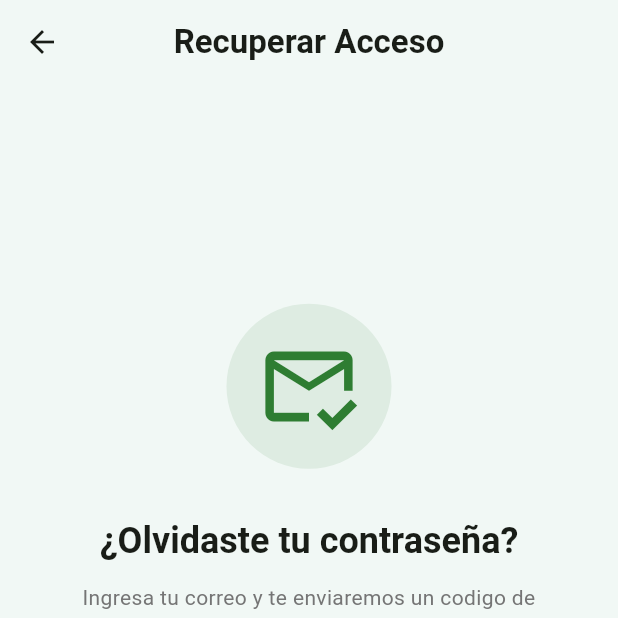
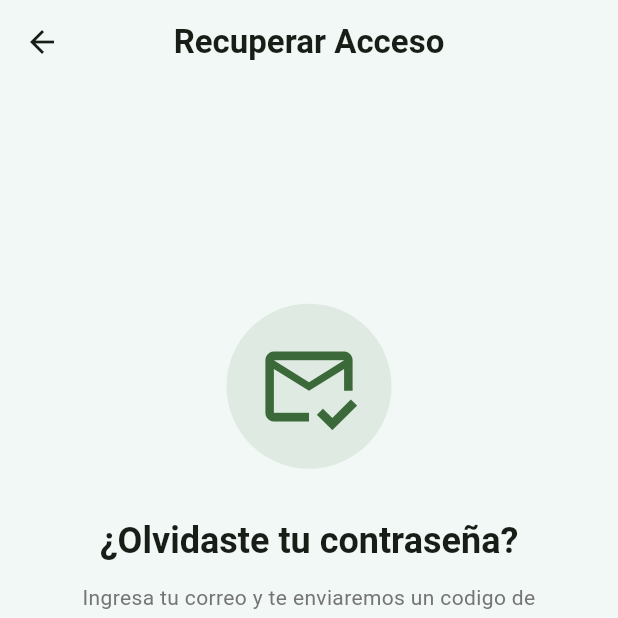
Before and after one commit to solartedaniers/Enfermedades-En-Ganado-Flutter, a Flutter app: the screen it shows after launch, after a tap on "¿Olvidaste tu contraseña?", on a phone screen of 412 x 824 dp, the top half of it. Run offline on Flutter 3.47's test engine with Material 3 defaults, Android fonts, the phone set to English and light mode, and no system bars; our stand-ins replace camera, connectivity_plus, flutter_animate, flutter_dotenv, flutter_local_notifications, flutter_riverpod and 8 more; accounts and stored records are empty.

Commit message:
Ago refactorizacion en login

```diff
--- a/lib/features/auth/screens/forgot_password_page.dart
+++ b/lib/features/auth/screens/forgot_password_page.dart
@@ -1,11 +1,11 @@
 import 'package:flutter/material.dart';
 import 'package:flutter_riverpod/flutter_riverpod.dart';
-import '../../../../core/theme/app_theme.dart';
 import '../../../../core/utils/app_strings.dart';
 import '../models/auth_otp_flow.dart';
 import '../services/auth_service.dart';
 import '../widgets/auth_page_shell.dart';
 import '../widgets/auth_text_field.dart';
+import '../widgets/auth_ui.dart';
 import '../../profile/presentation/providers/profile_provider.dart';
 import 'auth_otp_page.dart';
 
@@ -70,10 +70,8 @@ class _ForgotPasswordPageState extends ConsumerState<ForgotPasswordPage> {
   Widget build(BuildContext context) {
     ref.watch(profileProvider);
     final theme = Theme.of(context);
-    final appColors = context.appColors;
+    final appColors = context.authColors;
     final colorScheme = theme.colorScheme;
-    final isDark = theme.brightness == Brightness.dark;
-    final titleColor = isDark ? colorScheme.onSurface : colorScheme.onSurface;
 
     return AuthPageShell(
       appBar: AppBar(
@@ -81,11 +79,11 @@ class _ForgotPasswordPageState extends ConsumerState<ForgotPasswordPage> {
           AppStrings.t("recover_access"),
           style: theme.textTheme.titleLarge?.copyWith(
             fontWeight: FontWeight.bold,
-            color: titleColor,
+            color: context.authTitleColor,
           ),
         ),
         backgroundColor: Colors.transparent,
-        foregroundColor: titleColor,
+        foregroundColor: context.authTitleColor,
         elevation: 0,
         centerTitle: true,
       ),
@@ -95,13 +93,13 @@ class _ForgotPasswordPageState extends ConsumerState<ForgotPasswordPage> {
           Container(
             padding: const EdgeInsets.all(20),
             decoration: BoxDecoration(
-              color: AppTheme.primaryColor.withValues(alpha: 0.1),
+              color: context.authPrimaryTint,
               shape: BoxShape.circle,
             ),
-            child: const Icon(
+            child: Icon(
               Icons.mark_email_read_outlined,
               size: 70,
-              color: AppTheme.primaryColor,
+              color: context.authPrimaryColor,
             ),
           ),
           const SizedBox(height: 32),
@@ -110,7 +108,7 @@ class _ForgotPasswordPageState extends ConsumerState<ForgotPasswordPage> {
             textAlign: TextAlign.center,
             style: theme.textTheme.headlineSmall?.copyWith(
               fontWeight: FontWeight.bold,
-              color: titleColor,
+              color: context.authTitleColor,
             ),
           ),
           const SizedBox(height: 12),
@@ -144,10 +142,7 @@ class _ForgotPasswordPageState extends ConsumerState<ForgotPasswordPage> {
                       ),
                     )
                   : Text(AppStrings.t("send_instructions"),
-                      style: const TextStyle(
-                          fontWeight: FontWeight.bold,
-                          fontSize: 16,
-                          letterSpacing: 1.1)),
+                      style: context.authPrimaryButtonTextStyle),
             ),
           ),
           const SizedBox(height: 24),
@@ -156,7 +151,7 @@ class _ForgotPasswordPageState extends ConsumerState<ForgotPasswordPage> {
             child: Text(
               AppStrings.t("back_to_login"),
               style: TextStyle(
-                  color: isDark ? appColors.accent : appColors.heroGradientStart,
+                  color: context.authInteractiveColor,
                   fontWeight: FontWeight.bold),
             ),
           ),
--- a/lib/features/auth/screens/login_page.dart
+++ b/lib/features/auth/screens/login_page.dart
@@ -3,12 +3,12 @@ import 'package:flutter_riverpod/flutter_riverpod.dart';
 import 'package:connectivity_plus/connectivity_plus.dart';
 import 'package:supabase_flutter/supabase_flutter.dart';
 
-import '../../../../core/theme/app_theme.dart';
 import '../../../../core/utils/app_strings.dart';
 import '../../profile/presentation/providers/profile_provider.dart';
 import '../widgets/auth_preferences_button.dart';
 import '../widgets/auth_page_shell.dart';
 import '../widgets/auth_text_field.dart';
+import '../widgets/auth_ui.dart';
 import '../../auth/home/screens/home_page.dart';
 import '../services/auth_service.dart';
 import 'forgot_password_page.dart';
@@ -113,8 +113,7 @@ class _LoginPageState extends ConsumerState<LoginPage> {
     ref.watch(profileProvider);
     final theme = Theme.of(context);
     final colorScheme = theme.colorScheme;
-    final appColors = context.appColors;
-    final isDark = theme.brightness == Brightness.dark;
+    final appColors = context.authColors;
 
     return AuthPageShell(
       appBar: AppBar(
@@ -151,13 +150,13 @@ class _LoginPageState extends ConsumerState<LoginPage> {
                     color: colorScheme.surface,
                     shape: BoxShape.circle,
                     border: Border.all(
-                      color: AppTheme.primaryColor.withValues(alpha: 0.2),
+                      color: context.authPrimaryColor.withValues(alpha: 0.2),
                     ),
                   ),
-                  child: const Icon(
+                  child: Icon(
                     Icons.pets,
                     size: 60,
-                    color: AppTheme.primaryColor,
+                    color: context.authPrimaryColor,
                   ),
                 ),
               ),
@@ -195,7 +194,7 @@ class _LoginPageState extends ConsumerState<LoginPage> {
               child: Text(
                 AppStrings.t('forgot_password'),
                 style: TextStyle(
-                  color: isDark ? appColors.accent : appColors.heroGradientStart,
+                  color: context.authInteractiveColor,
                   fontWeight: FontWeight.bold,
                 ),
               ),
@@ -218,10 +217,8 @@ class _LoginPageState extends ConsumerState<LoginPage> {
                     )
                   : Text(
                       AppStrings.t('login'),
-                      style: const TextStyle(
-                        fontWeight: FontWeight.bold,
-                        fontSize: 16,
-                      ),
+                      style: context.authPrimaryButtonTextStyle
+                          .copyWith(letterSpacing: 0),
                     ),
             ),
           ),
@@ -240,7 +237,7 @@ class _LoginPageState extends ConsumerState<LoginPage> {
                 child: Text(
                   AppStrings.t('register_here'),
                   style: TextStyle(
-                    color: isDark ? appColors.accent : appColors.heroGradientStart,
+                    color: context.authInteractiveColor,
                     fontWeight: FontWeight.bold,
                   ),
                 ),
```
Also changed, not shown: lib/features/auth/screens/auth_otp_page.dart (+10 -16 lines), lib/features/auth/screens/register_page.dart (+16 -19 lines), lib/features/auth/screens/reset_password_page.dart (+12 -11 lines), lib/features/auth/widgets/auth_ui.dart (added, +28 -0 lines).
